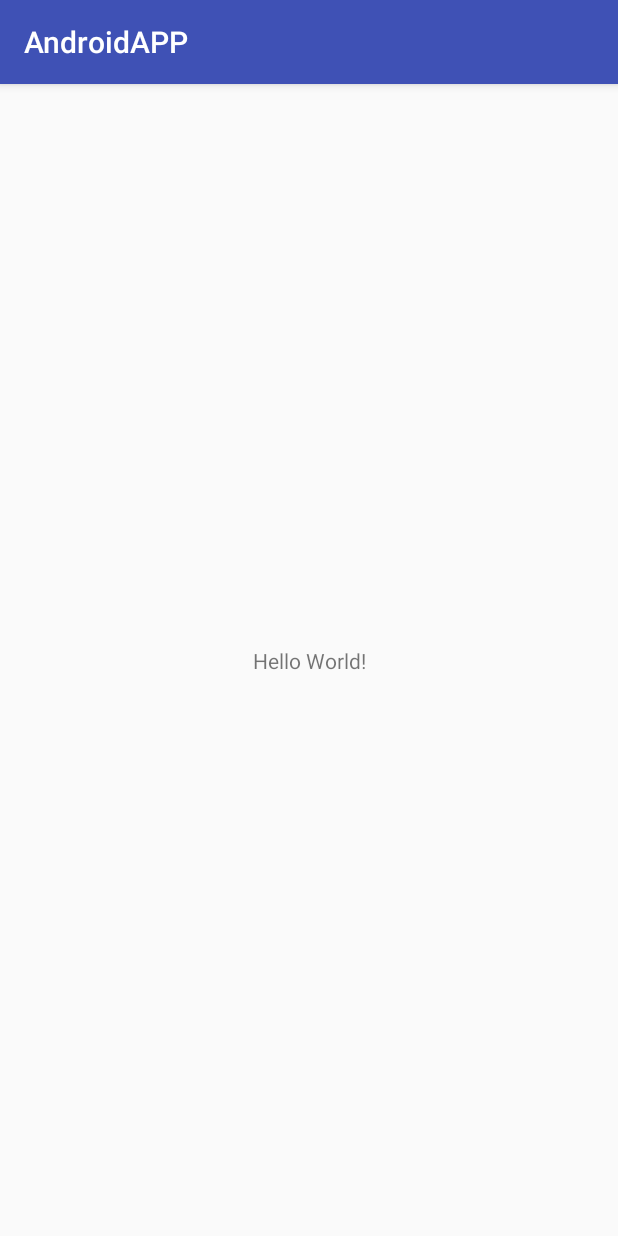
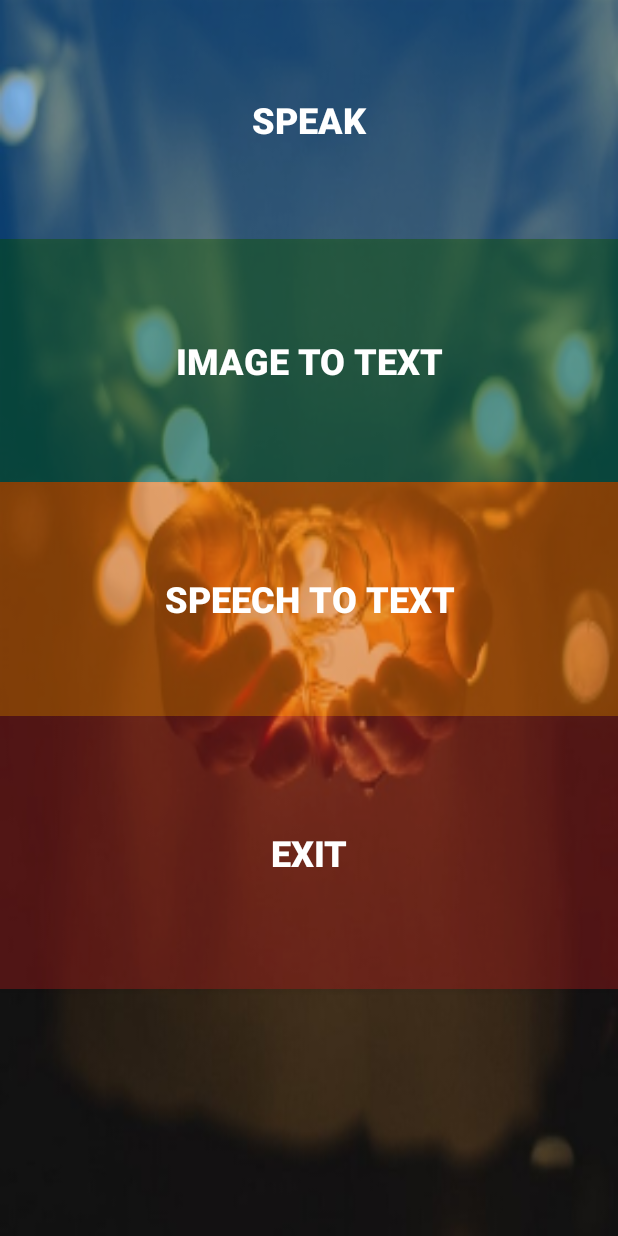
Before and after one commit to SRM-Hackathon/CodeLagom, an Android app: the screen it shows after launch (MainActivity), on a phone screen of 412 x 824 dp. Run offline under Robolectric (Android 15) with nearby library versions, the phone set to English and light mode, and no system bars.

Commit message:
main activity designed

```diff
--- a/BlindReader App/app/src/main/res/layout/activity_main.xml
+++ b/BlindReader App/app/src/main/res/layout/activity_main.xml
@@ -1,18 +1,67 @@
 <?xml version="1.0" encoding="utf-8"?>
-<android.support.constraint.ConstraintLayout xmlns:android="http://schemas.android.com/apk/res/android"
+
+<RelativeLayout xmlns:android="http://schemas.android.com/apk/res/android"
     xmlns:app="http://schemas.android.com/apk/res-auto"
     xmlns:tools="http://schemas.android.com/tools"
     android:layout_width="match_parent"
     android:layout_height="match_parent"
-    tools:context=".MainActivity">
+    tools:context=".MainActivity"
+    android:background="@drawable/mainbg">
 
-    <TextView
-        android:layout_width="wrap_content"
-        android:layout_height="wrap_content"
-        android:text="Hello World!"
-        app:layout_constraintBottom_toBottomOf="parent"
-        app:layout_constraintLeft_toLeftOf="parent"
-        app:layout_constraintRight_toRightOf="parent"
-        app:layout_constraintTop_toTopOf="parent" />
 
-</android.support.constraint.ConstraintLayout>
+    <Button
+        android:id="@+id/imageToText"
+        android:layout_width="match_parent"
+        android:layout_height="162dp"
+        android:layout_alignParentStart="true"
+        android:layout_below="@+id/button2"
+        android:background="#9500695c"
+        android:onClick="imageToText"
+        android:text="Image To Text"
+        android:textColor="#FFFFFF"
+        android:textSize="24dp"
+        android:textStyle="bold" />
+
+
+    <Button
+        android:id="@+id/speechToText"
+        android:layout_width="match_parent"
+        android:layout_height="156dp"
+        android:layout_alignParentStart="true"
+        android:layout_below="@+id/imageToText"
+        android:background="#80ef6c00"
+        android:onClick="speechToText"
+        android:text="Speech To Text"
+        android:textColor="#FFFFFF"
+        android:textSize="24dp"
+        android:textStyle="bold"
+        android:theme="@style/PrimaryColoredButton" />
+
+    <Button
+        android:id="@+id/button2"
+        android:layout_width="match_parent"
+        android:layout_height="159dp"
+        android:layout_alignParentStart="true"
+        android:layout_alignParentTop="true"
+        android:background="#650083ff"
+        android:text="Speak"
+        android:textColor="#FFFFFF"
+        android:textSize="24dp"
+        android:textStyle="bold"
+        android:theme="@style/PrimaryColoredButton" />
+
+    <Button
+        android:id="@+id/button4"
+        android:layout_width="match_parent"
+        android:layout_height="182dp"
+        android:layout_alignParentStart="true"
+        android:layout_below="@+id/speechToText"
+        android:background="#60b71c1c"
+        android:text="Exit"
+        android:textColor="#FFFFFF"
+        android:textSize="24dp"
+        android:textStyle="bold" />
+
+
+</RelativeLayout>
+    <!--android:background="#181616"-->
--- a/BlindReader App/app/src/main/res/values/colors.xml
+++ b/BlindReader App/app/src/main/res/values/colors.xml
@@ -3,4 +3,9 @@
     <color name="colorPrimary">#3F51B5</color>
     <color name="colorPrimaryDark">#303F9F</color>
     <color name="colorAccent">#FF4081</color>
+    <color name="myBlue">#7198DD</color>
+    <color name="myWhite">#FFF</color>
+    <color name="myPeach">#f8a055</color>
+    <color name="myRed">#ff5f70</color>
+    <color name="myBlack">#80000333</color>
 </resources>
--- a/BlindReader App/app/src/main/res/values/styles.xml
+++ b/BlindReader App/app/src/main/res/values/styles.xml
@@ -1,11 +1,20 @@
 <resources>
 
     <!-- Base application theme. -->
-    <style name="AppTheme" parent="Theme.AppCompat.Light.DarkActionBar">
+    <style name="AppTheme" parent="Theme.AppCompat.Light.NoActionBar">
         <!-- Customize your theme here. -->
         <item name="colorPrimary">@color/colorPrimary</item>
         <item name="colorPrimaryDark">@color/colorPrimaryDark</item>
         <item name="colorAccent">@color/colorAccent</item>
     </style>
 
+    <style name="AppTheme.AppBarOverlay" parent="ThemeOverlay.AppCompat.Dark.ActionBar" />
+
+    <style name="AppTheme.PopupOverlay" parent="ThemeOverlay.AppCompat.Light" />
+
+    <style name="PrimaryColoredButton" parent="Widget.AppCompat.Button.Colored">
+        <item name="colorButtonNormal">@color/myPeach</item>
+        <item name="colorControlHighlight">@color/myBlue</item>
+    </style>
+
 </resources>
```
Also changed, not shown: BlindReader App/app/src/main/res/drawable-xxhdpi/mainbg.jpg (added).
